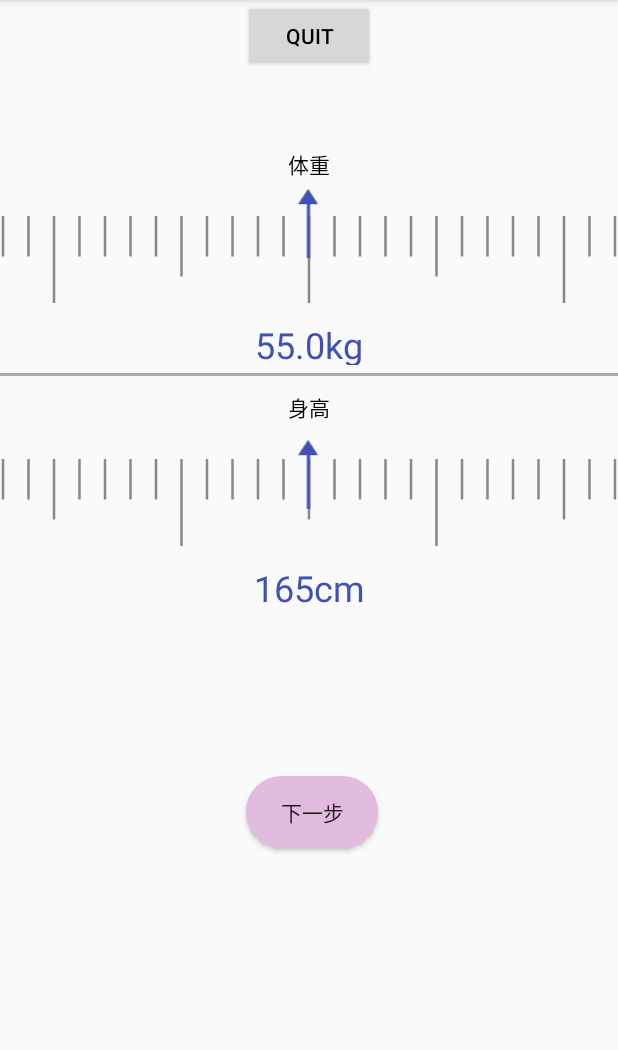
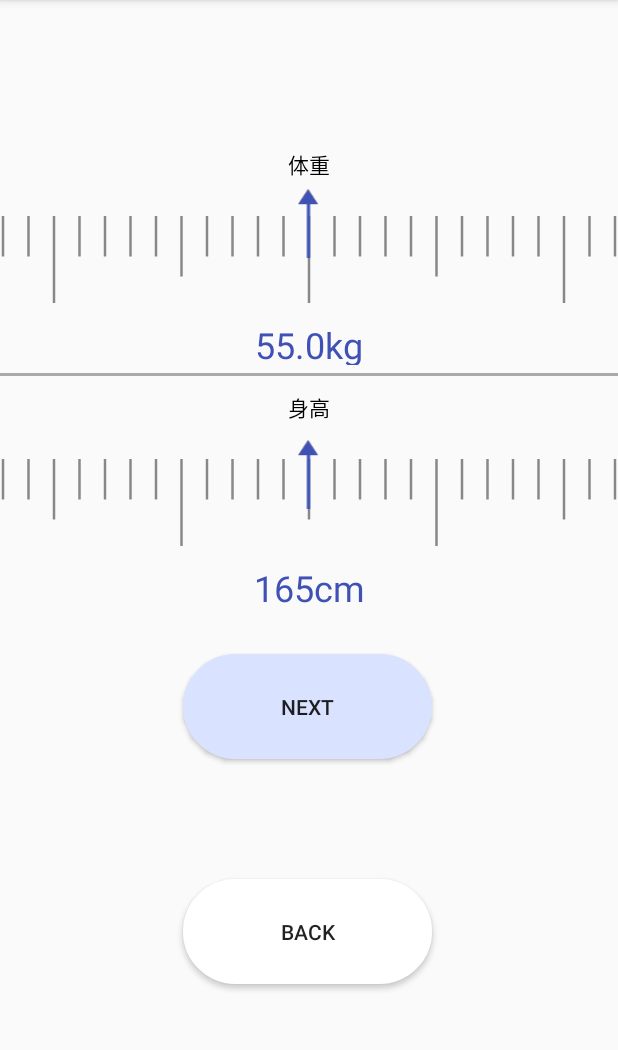
Before and after one commit to lemon-prog123/PKU-EATER, an Android app: the CountActivity screen opened directly, with no data from a screen before it, on a phone screen of 412 x 824 dp, the part 84-1134 px from its top. Run offline under Robolectric (Android 15) with nearby library versions, the phone set to English and light mode, and no system bars; libraries missing offline, so code that uses them is left out: com.loper7.date_time_picker; 15 statements that could not run were skipped.

Commit message:
date-picker

```diff
--- a/app/src/main/java/com/example/activitytest/CountActivity.kt
+++ b/app/src/main/java/com/example/activitytest/CountActivity.kt
@@ -2,19 +2,83 @@ package com.example.activitytest
 
 import androidx.appcompat.app.AppCompatActivity
 import android.os.Bundle
+import android.util.Log
+import android.view.ViewDebug.IntToString
 import android.widget.Button
+import android.widget.CheckBox
 import android.widget.TextView
 import com.loper7.date_time_picker.DateTimePicker
 import com.loper7.date_time_picker.DateTimeConfig
+import java.util.Calendar
+import java.util.Date
 
 class CountActivity : AppCompatActivity() {
     private var mWeightRuler: RulerView? = null
     private var mHeightRuler: RulerView? = null
     private var mTvWeight: TextView? = null
     private var mTvHeight: TextView? = null
+
     private var weight: Float = 55f
     private var height: Int = 165
-    private fun main_layout()
+    private var gender:Int=1
+    private var monthOfYear:Int=0
+    private var dayOfMonth:Int=0
+    private var year:Int=0
+    private var date:Date=Date(0)
+
+    private fun dateLayout()
+    {
+        setContentView(R.layout.datapicker)
+        val picker:DateTimePicker=findViewById(R.id.picker)
+        picker.setDisplayType(intArrayOf(
+            DateTimeConfig.YEAR,//显示年
+            DateTimeConfig.MONTH,//显示月
+            DateTimeConfig.DAY))
+        picker.showLabel(true)
+        picker.setOnDateTimeChangedListener {
+            var calendar  = Calendar.getInstance()
+            calendar.timeInMillis = it
+            val time=calendar.time
+            date=time
+            monthOfYear=time.month+1
+            year=time.year+1900
+            dayOfMonth=time.date
+            Log.d("Date",date.toString())
+            Log.d("Month",monthOfYear.toString())
+            Log.d("Year",year.toString())
+            Log.d("Day",dayOfMonth.toString())
+
+        }
+        val btn_back:Button=findViewById(R.id.btn_back)
+        btn_back.setOnClickListener{
+            selectorLayout()
+        }
+    }
+
+    private fun selectorLayout()
+    {
+        setContentView(R.layout.sex_selector)
+        Log.d("Weight",weight.toString())
+        Log.d("Height",height.toString())
+        val button_back:Button=findViewById(R.id.btn_back)
+        button_back.setOnClickListener {
+            mainLayout()
+        }
+        val button_next:Button=findViewById(R.id.btn_date)
+        button_next.setOnClickListener {
+            dateLayout()
+        }
+        val check_sex:CheckBox=findViewById(R.id.btn_register_info_sex)
+        check_sex.setOnClickListener{
+            if (check_sex.isChecked())
+                gender=2
+            else
+                gender=1
+            Log.d("Gender",gender.toString())
+        }
+    }
+
+    private fun mainLayout()
     {
         setContentView(R.layout.activity_main)
         mWeightRuler = findViewById(R.id.ruler_weight)
@@ -26,24 +90,11 @@ class CountActivity : AppCompatActivity() {
         button1.setOnClickListener {
             finish()
         }
+
         button_skip.setOnClickListener{
-            setContentView(R.layout.sex_selector)
-            val button_back:Button=findViewById(R.id.btn_back)
-            button_back.setOnClickListener {
-                main_layout()
-            }
-            val button_next:Button=findViewById(R.id.btn_date)
-            button_next.setOnClickListener {
-                setContentView(R.layout.datapicker)
-                val picker:DateTimePicker=findViewById(R.id.picker)
-                picker.setDisplayType(intArrayOf(
-                    DateTimeConfig.YEAR,//显示年
-                    DateTimeConfig.MONTH,//显示月
-                    DateTimeConfig.DAY))
-                    picker.showLabel(true)
-            }
+            selectorLayout()
+        }
 
-        }
         mWeightRuler!!.setOnValueChangeListener(object : RulerView.OnValueChangeListener {
             override fun onValueChange(value: Float) {
                 weight = value
@@ -66,54 +117,6 @@ class CountActivity : AppCompatActivity() {
     }
     override fun onCreate(savedInstanceState: Bundle?) {
         super.onCreate(savedInstanceState)
-        setContentView(R.layout.activity_main)
-        mWeightRuler = findViewById(R.id.ruler_weight)
-        mHeightRuler = findViewById(R.id.ruler_height)
-        mTvWeight= findViewById(R.id.tv_weight)
-        mTvHeight= findViewById(R.id.tv_height)
-        val button1: Button = findViewById(R.id.button1)
-        val button_skip:Button=findViewById(R.id.outlinedButton)
-        button1.setOnClickListener {
-            finish()
-        }
-        button_skip.setOnClickListener{
-            setContentView(R.layout.sex_selector)
-            val button_back:Button=findViewById(R.id.btn_back)
-            button_back.setOnClickListener {
-                main_layout()
-            }
-            val button_next:Button=findViewById(R.id.btn_date)
-            button_next.setOnClickListener {
-                setContentView(R.layout.datapicker)
-                val picker:DateTimePicker=findViewById(R.id.picker)
-                picker.setDisplayType(intArrayOf(
-                    DateTimeConfig.YEAR,//显示年
-                    DateTimeConfig.MONTH,//显示月
-                    DateTimeConfig.DAY))//显示日
-
-                picker.showLabel(true)
-            }
-
-        }
-        //体重的view
-        mWeightRuler!!.setOnValueChangeListener(object : RulerView.OnValueChangeListener {
-            override fun onValueChange(value: Float) {
-                weight = value
-                mTvWeight!!.text = weight.toString() + "kg"
-            }
-        })
-        mWeightRuler!!.setValue(55f, 20f, 200f, 0.1f)
-        mTvWeight!!.text = weight.toString() + "kg"
-
-        //身高的view
-        mHeightRuler!!.setOnValueChangeListener(object : RulerView.OnValueChangeListener {
-            override fun onValueChange(value: Float) {
-                height = value.toInt()
-                mTvHeight!!.text = height.toString() + "cm"
-            }
-        })
-        mHeightRuler!!.setValue(165f, 80f, 250f, 1f)
-        mTvHeight!!.text = height.toString() + "cm"
-
+        mainLayout()
     }
 }
--- a/app/src/main/res/layout/activity_main.xml
+++ b/app/src/main/res/layout/activity_main.xml
@@ -7,30 +7,40 @@
     <Button
         android:id="@+id/outlinedButton"
         style="?attr/materialButtonOutlinedStyle"
-        android:layout_width="wrap_content"
-        android:layout_height="wrap_content"
-        android:layout_marginTop="112dp"
-        android:layout_marginRight="160dp"
+        android:layout_width="166dp"
+        android:layout_height="70dp"
+        android:layout_marginTop="436dp"
         android:background="@drawable/btn_noraml"
-        android:shadowColor="@color/material_dynamic_tertiary80"
+        android:shadowColor="@color/material_dynamic_primary90"
         android:shadowDx="0"
         android:shadowDy="2"
         android:shadowRadius="2"
-        android:text="下一步"
-        app:backgroundTint="@color/material_dynamic_tertiary80"
+        android:text="Next"
+        app:backgroundTint="@color/material_dynamic_primary90"
+        app:layout_constraintHorizontal_bias="0.496"
+        app:layout_constraintLeft_toLeftOf="parent"
         app:layout_constraintRight_toRightOf="parent"
-        app:layout_constraintTop_toBottomOf="@+id/tv_height"
+        app:layout_constraintTop_toTopOf="parent"
         app:rippleColor="@color/material_dynamic_neutral99" />
 
     <Button
-        android:id= "@+id/button1"
-        android:layout_width="wrap_content"
-        android:layout_height="wrap_content"
-        android:textColor="@color/black"
-        android:text="Quit"
-        app:layout_constraintTop_toTopOf="parent"
+        android:id="@+id/button1"
+        style="?attr/materialButtonOutlinedStyle"
+        android:layout_width="166dp"
+        android:layout_height="70dp"
+        android:layout_marginTop="80dp"
+        android:background="@drawable/btn_noraml"
+        android:shadowColor="@color/material_dynamic_tertiary100"
+        android:shadowDx="0"
+        android:shadowDy="2"
+        android:shadowRadius="2"
+        android:text="Back"
+        app:backgroundTint="@color/material_dynamic_tertiary100"
+        app:layout_constraintHorizontal_bias="0.497"
         app:layout_constraintLeft_toLeftOf="parent"
-        app:layout_constraintRight_toRightOf="parent"/>
+        app:layout_constraintRight_toRightOf="parent"
+        app:layout_constraintTop_toBottomOf="@id/outlinedButton"
+        app:rippleColor="@color/material_dynamic_neutral99" />
 
     <TextView
         android:id="@+id/tv_weight_tip"
@@ -44,13 +54,14 @@
         app:layout_constraintRight_toRightOf="parent"
         app:layout_constraintTop_toTopOf="parent"
         app:layout_constraintVertical_bias="0.132" />
+
     <RelativeLayout
         android:id="@+id/rl_weight_ruler"
         android:layout_width="match_parent"
         android:layout_height="wrap_content"
-        app:layout_constraintTop_toBottomOf="@+id/tv_weight_tip"
         app:layout_constraintLeft_toLeftOf="parent"
-        app:layout_constraintRight_toRightOf="parent">
+        app:layout_constraintRight_toRightOf="parent"
+        app:layout_constraintTop_toBottomOf="@+id/tv_weight_tip">
 
         <com.example.activitytest.RulerView
             android:id="@+id/ruler_weight"
@@ -64,11 +75,11 @@
             app:lineMinHeight="20dp"
             app:lineSpaceWidth="10dp"
             app:lineWidth="2.5dp"
-            app:textColor="@android:color/black"
+            app:maxValue="200"
             app:minValue="20"
-            app:maxValue="200"
             app:perValue="0.1"
-            app:selectorValue="55"/>
+            app:selectorValue="55"
+            app:textColor="@android:color/black" />
 
         <ImageView
             android:layout_width="14dp"
@@ -76,7 +87,7 @@
             android:layout_centerHorizontal="true"
             android:layout_marginTop="6dp"
             android:scaleType="fitXY"
-            android:src="@mipmap/ic_arrow"/>
+            android:src="@mipmap/ic_arrow" />
     </RelativeLayout>
 
     <TextView
@@ -87,20 +98,20 @@
         android:maxHeight="30sp"
         android:textColor="@color/colorPrimary"
         android:textSize="24sp"
-        app:layout_constraintTop_toBottomOf="@+id/rl_weight_ruler"
         app:layout_constraintEnd_toEndOf="parent"
-        app:layout_constraintStart_toStartOf="parent"/>
+        app:layout_constraintStart_toStartOf="parent"
+        app:layout_constraintTop_toBottomOf="@+id/rl_weight_ruler" />
 
     <View
         android:id="@+id/view"
         android:layout_width="match_parent"
         android:layout_height="2dp"
+        android:layout_marginTop="5dp"
         android:layout_marginBottom="5dp"
-        android:layout_marginTop="5dp"
         android:background="@android:color/darker_gray"
-        app:layout_constraintTop_toBottomOf="@+id/tv_weight"
         app:layout_constraintEnd_toEndOf="parent"
-        app:layout_constraintStart_toStartOf="parent"/>
+        app:layout_constraintStart_toStartOf="parent"
+        app:layout_constraintTop_toBottomOf="@+id/tv_weight" />
 
     <TextView
         android:id="@+id/tv_height_tip"
@@ -110,17 +121,17 @@
         android:text="身高"
         android:textColor="@android:color/black"
         android:textSize="14dp"
-        app:layout_constraintTop_toBottomOf="@+id/view"
         app:layout_constraintEnd_toEndOf="parent"
-        app:layout_constraintStart_toStartOf="parent"/>
+        app:layout_constraintStart_toStartOf="parent"
+        app:layout_constraintTop_toBottomOf="@+id/view" />
 
     <RelativeLayout
         android:id="@+id/rl_height"
         android:layout_width="match_parent"
         android:layout_height="wrap_content"
-        app:layout_constraintTop_toBottomOf="@+id/tv_height_tip"
         app:layout_constraintEnd_toEndOf="parent"
-        app:layout_constraintStart_toStartOf="parent">
+        app:layout_constraintStart_toStartOf="parent"
+        app:layout_constraintTop_toBottomOf="@+id/tv_height_tip">
 
         <com.example.activitytest.RulerView
             android:id="@+id/ruler_height"
@@ -134,11 +145,11 @@
             app:lineMinHeight="20dp"
             app:lineSpaceWidth="10dp"
             app:lineWidth="2.5dp"
-            app:textColor="@android:color/black"
+            app:maxValue="250"
             app:minValue="80"
-            app:maxValue="250"
             app:perValue="1"
-            app:selectorValue="165"/>
+            app:selectorValue="165"
+            app:textColor="@android:color/black" />
 
         <ImageView
             android:layout_width="14dp"
@@ -146,8 +157,9 @@
             android:layout_centerHorizontal="true"
             android:layout_marginTop="11dp"
             android:scaleType="fitXY"
-            android:src="@mipmap/ic_arrow"/>
+            android:src="@mipmap/ic_arrow" />
     </RelativeLayout>
+
     <TextView
         android:id="@+id/tv_height"
         android:layout_width="wrap_content"
@@ -156,7 +168,14 @@
         android:maxHeight="30sp"
         android:textColor="@color/colorPrimary"
         android:textSize="24sp"
-        app:layout_constraintTop_toBottomOf="@+id/rl_height"
         app:layout_constraintEnd_toEndOf="parent"
-        app:layout_constraintStart_toStartOf="parent"/>
+        app:layout_constraintStart_toStartOf="parent"
+        app:layout_constraintTop_toBottomOf="@+id/rl_height" />
+
+    <androidx.constraintlayout.widget.Guideline
+        android:id="@+id/guideline2"
+        android:layout_width="wrap_content"
+        android:layout_height="wrap_content"
+        android:orientation="vertical"
+        app:layout_constraintGuide_begin="20dp" />
 </androidx.constraintlayout.widget.ConstraintLayout>
--- a/app/src/main/res/layout/sex_selector.xml
+++ b/app/src/main/res/layout/sex_selector.xml
@@ -40,8 +40,8 @@
         style="?attr/materialButtonOutlinedStyle"
         android:layout_width="166dp"
         android:layout_height="70dp"
-        android:layout_marginStart="8dp"
-        android:layout_marginTop="124dp"
+        android:layout_marginStart="0dp"
+        android:layout_marginTop="80dp"
         android:background="@drawable/btn_noraml"
         android:shadowColor="@color/material_dynamic_tertiary100"
         android:shadowDx="0"
```
Also changed, not shown: app/src/main/res/layout/datapicker.xml (+21 -1 lines).
